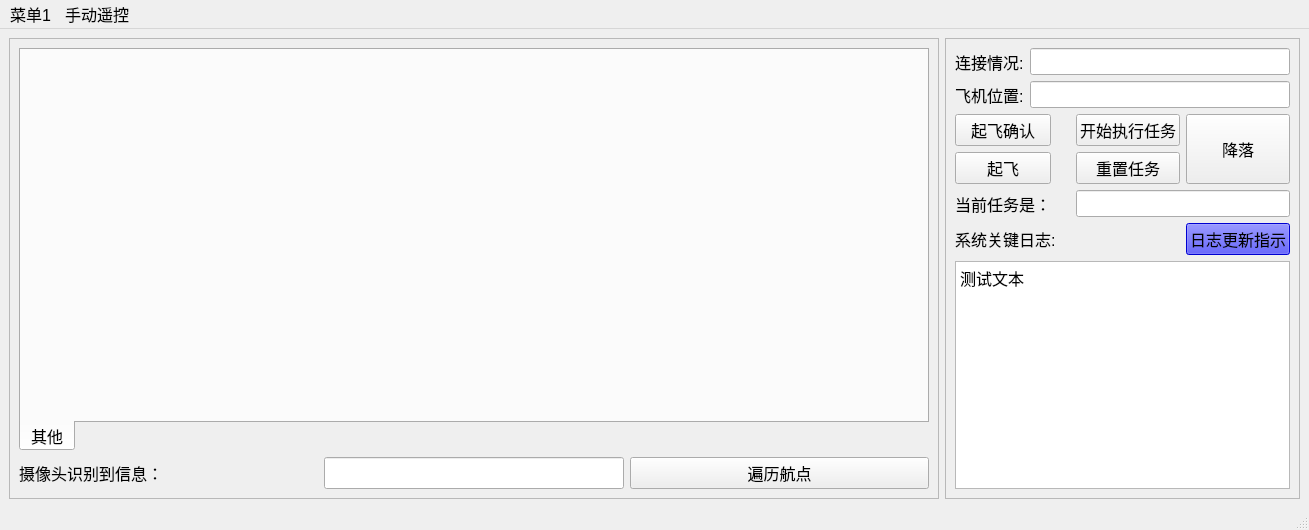
Old version of the form src/GroundStation/GroundStation/myUI/main.ui in the repository sincerely-hello-world/GroundStation.
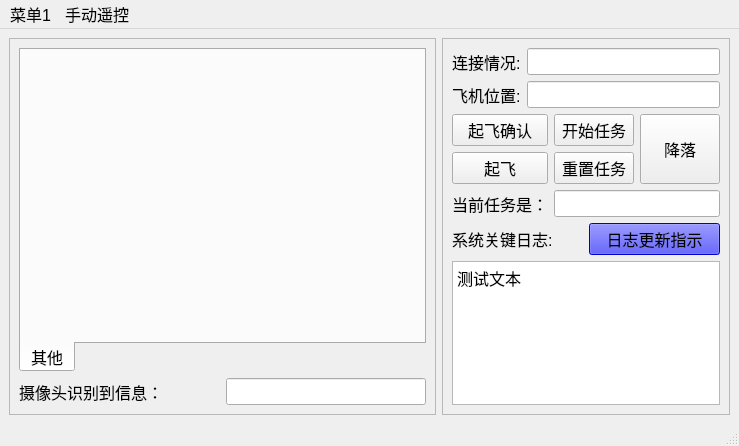
New version of the form.

Commit message: 完成了无人机巡航测试 2023年赛题任务基本完成，路线需要微调

Diff of the .ui file:
```diff
--- a/src/GroundStation/GroundStation/myUI/main.ui
+++ b/src/GroundStation/GroundStation/myUI/main.ui
@@ -9,8 +9,8 @@
    <rect>
     <x>0</x>
     <y>0</y>
-    <width>1309</width>
-    <height>530</height>
+    <width>739</width>
+    <height>446</height>
    </rect>
   </property>
   <property name="windowTitle">
@@ -20,7 +20,7 @@
    <property name="layoutDirection">
     <enum>Qt::LeftToRight</enum>
    </property>
-   <layout class="QGridLayout" name="gridLayout_3" rowstretch="0" columnstretch="2,1,0">
+   <layout class="QGridLayout" name="gridLayout_3" rowstretch="0" columnstretch="3,1,0">
     <item row="0" column="2">
      <widget class="QFrame" name="frame">
       <property name="font">
@@ -39,102 +39,8 @@
       <property name="lineWidth">
        <number>3</number>
       </property>
-      <layout class="QGridLayout" name="gridLayout">
-       <item row="5" column="0" colspan="5">
-        <widget class="QTextEdit" name="textEdit_qrresult">
-         <property name="font">
-          <font>
-           <pointsize>12</pointsize>
-           <weight>50</weight>
-           <bold>false</bold>
-          </font>
-         </property>
-         <property name="html">
-          <string>&lt;!DOCTYPE HTML PUBLIC &quot;-//W3C//DTD HTML 4.0//EN&quot; &quot;http://www.w3.org/TR/REC-html40/strict.dtd&quot;&gt;
-&lt;html&gt;&lt;head&gt;&lt;meta name=&quot;qrichtext&quot; content=&quot;1&quot; /&gt;&lt;style type=&quot;text/css&quot;&gt;
-p, li { white-space: pre-wrap; }
-&lt;/style&gt;&lt;/head&gt;&lt;body style=&quot; font-family:'Ubuntu'; font-size:12pt; font-weight:400; font-style:normal;&quot;&gt;
-&lt;p style=&quot; margin-top:0px; margin-bottom:0px; margin-left:0px; margin-right:0px; -qt-block-indent:0; text-indent:0px;&quot;&gt;测试文本&lt;/p&gt;&lt;/body&gt;&lt;/html&gt;</string>
-         </property>
-        </widget>
-       </item>
-       <item row="4" column="0" colspan="3">
-        <widget class="QLabel" name="label_4">
-         <property name="font">
-          <font>
-           <pointsize>12</pointsize>
-           <weight>50</weight>
-           <bold>false</bold>
-          </font>
-         </property>
-         <property name="text">
-          <string>系统关键日志:</string>
-         </property>
-        </widget>
-       </item>
-       <item row="3" column="2" colspan="3">
-        <widget class="QLineEdit" name="lineEdit_task">
-         <property name="font">
-          <font>
-           <pointsize>12</pointsize>
-           <weight>50</weight>
-           <bold>false</bold>
-          </font>
-         </property>
-         <property name="text">
-          <string/>
-         </property>
-        </widget>
-       </item>
-       <item row="3" column="0">
-        <widget class="QLabel" name="label_3">
-         <property name="font">
-          <font>
-           <pointsize>12</pointsize>
-           <weight>50</weight>
-           <bold>false</bold>
-          </font>
-         </property>
-         <property name="text">
-          <string>当前任务是：</string>
-         </property>
-        </widget>
-       </item>
-       <item row="1" column="0">
-        <widget class="QPushButton" name="pushButton">
-         <property name="font">
-          <font>
-           <pointsize>12</pointsize>
-           <weight>50</weight>
-           <bold>false</bold>
-          </font>
-         </property>
-         <property name="text">
-          <string>起飞确认</string>
-         </property>
-        </widget>
-       </item>
-       <item row="1" column="3" rowspan="2" colspan="2">
-        <widget class="QPushButton" name="pushButton_land">
-         <property name="sizePolicy">
-          <sizepolicy hsizetype="Preferred" vsizetype="Preferred">
-           <horstretch>0</horstretch>
-           <verstretch>0</verstretch>
-          </sizepolicy>
-         </property>
-         <property name="font">
-          <font>
-           <pointsize>12</pointsize>
-           <weight>50</weight>
-           <bold>false</bold>
-          </font>
-         </property>
-         <property name="text">
-          <string>降落</string>
-         </property>
-        </widget>
-       </item>
-       <item row="0" column="0" colspan="5">
+      <layout class="QGridLayout" name="gridLayout_4">
+       <item row="0" column="0">
         <layout class="QFormLayout" name="formLayout">
          <item row="0" column="0">
           <widget class="QLabel" name="label_status">
@@ -212,7 +118,123 @@
          </item>
         </layout>
        </item>
-       <item row="4" column="3" colspan="2">
+       <item row="1" column="0">
+        <layout class="QGridLayout" name="gridLayout">
+         <item row="0" column="0">
+          <widget class="QPushButton" name="pushButton">
+           <property name="font">
+            <font>
+             <pointsize>12</pointsize>
+             <weight>50</weight>
+             <bold>false</bold>
+            </font>
+           </property>
+           <property name="text">
+            <string>起飞确认</string>
+           </property>
+          </widget>
+         </item>
+         <item row="0" column="1">
+          <widget class="QPushButton" name="pushButton_runtask">
+           <property name="font">
+            <font>
+             <pointsize>12</pointsize>
+             <weight>50</weight>
+             <bold>false</bold>
+            </font>
+           </property>
+           <property name="text">
+            <string>开始任务</string>
+           </property>
+          </widget>
+         </item>
+         <item row="1" column="0">
+          <widget class="QPushButton" name="pushButton_takeoff">
+           <property name="sizePolicy">
+            <sizepolicy hsizetype="Preferred" vsizetype="Preferred">
+             <horstretch>0</horstretch>
+             <verstretch>0</verstretch>
+            </sizepolicy>
+           </property>
+           <property name="font">
+            <font>
+             <pointsize>12</pointsize>
+             <weight>50</weight>
+             <bold>false</bold>
+            </font>
+           </property>
+           <property name="text">
+            <string>起飞</string>
+           </property>
+          </widget>
+         </item>
+         <item row="1" column="1">
+          <widget class="QPushButton" name="pushButton_reset_task">
+           <property name="font">
+            <font>
+             <pointsize>12</pointsize>
+             <weight>50</weight>
+             <bold>false</bold>
+            </font>
+           </property>
+           <property name="text">
+            <string>重置任务</string>
+           </property>
+          </widget>
+         </item>
+         <item row="2" column="0">
+          <widget class="QLabel" name="label_3">
+           <property name="font">
+            <font>
+             <pointsize>12</pointsize>
+             <weight>50</weight>
+             <bold>false</bold>
+            </font>
+           </property>
+           <property name="text">
+            <string>当前任务是：</string>
+           </property>
+          </widget>
+         </item>
+         <item row="2" column="1" colspan="2">
+          <widget class="QLineEdit" name="lineEdit_task">
+           <property name="font">
+            <font>
+             <pointsize>12</pointsize>
+             <weight>50</weight>
+             <bold>false</bold>
+            </font>
+           </property>
+           <property name="text">
+            <string/>
+           </property>
+          </widget>
+         </item>
+         <item row="0" column="2" rowspan="2">
+          <widget class="QPushButton" name="pushButton_land">
+           <property name="sizePolicy">
+            <sizepolicy hsizetype="Preferred" vsizetype="Preferred">
+             <horstretch>0</horstretch>
+             <verstretch>0</verstretch>
+            </sizepolicy>
+           </property>
+           <property name="font">
+            <font>
+             <pointsize>12</pointsize>
+             <weight>50</weight>
+             <bold>false</bold>
+            </font>
+           </property>
+           <property name="text">
+            <string>降落</string>
+           </property>
+          </widget>
+         </item>
+        </layout>
+       </item>
+       <item row="2" column="0">
+        <layout class="QGridLayout" name="gridLayout_2">
+         <item row="0" column="1">
         <widget class="QPushButton" name="pushButton_LED">
          <property name="enabled">
           <bool>false</bool>
@@ -235,14 +257,8 @@
          </property>
         </widget>
        </item>
-       <item row="2" column="0">
-        <widget class="QPushButton" name="pushButton_takeoff">
-         <property name="sizePolicy">
-          <sizepolicy hsizetype="Preferred" vsizetype="Preferred">
-           <horstretch>0</horstretch>
-           <verstretch>0</verstretch>
-          </sizepolicy>
-         </property>
+         <item row="0" column="0">
+          <widget class="QLabel" name="label_4">
          <property name="font">
           <font>
            <pointsize>12</pointsize>
@@ -251,12 +267,12 @@
           </font>
          </property>
          <property name="text">
-          <string>起飞</string>
+            <string>系统关键日志:</string>
          </property>
         </widget>
        </item>
-       <item row="2" column="2">
-        <widget class="QPushButton" name="pushButton_reset_task">
+         <item row="1" column="0" colspan="2">
+          <widget class="QTextEdit" name="textEdit_qrresult">
          <property name="font">
           <font>
            <pointsize>12</pointsize>
@@ -264,24 +280,16 @@
            <bold>false</bold>
           </font>
          </property>
-         <property name="text">
-          <string>重置任务</string>
+           <property name="html">
+            <string>&lt;!DOCTYPE HTML PUBLIC &quot;-//W3C//DTD HTML 4.0//EN&quot; &quot;http://www.w3.org/TR/REC-html40/strict.dtd&quot;&gt;
+&lt;html&gt;&lt;head&gt;&lt;meta name=&quot;qrichtext&quot; content=&quot;1&quot; /&gt;&lt;style type=&quot;text/css&quot;&gt;
+p, li { white-space: pre-wrap; }
+&lt;/style&gt;&lt;/head&gt;&lt;body style=&quot; font-family:'Ubuntu'; font-size:12pt; font-weight:400; font-style:normal;&quot;&gt;
+&lt;p style=&quot; margin-top:0px; margin-bottom:0px; margin-left:0px; margin-right:0px; -qt-block-indent:0; text-indent:0px;&quot;&gt;测试文本&lt;/p&gt;&lt;/body&gt;&lt;/html&gt;</string>
          </property>
         </widget>
        </item>
-       <item row="1" column="2">
-        <widget class="QPushButton" name="pushButton_runtask">
-         <property name="font">
-          <font>
-           <pointsize>12</pointsize>
-           <weight>50</weight>
-           <bold>false</bold>
-          </font>
-         </property>
-         <property name="text">
-          <string>开始执行任务</string>
-         </property>
-        </widget>
+        </layout>
        </item>
       </layout>
      </widget>
@@ -359,13 +367,6 @@
              </property>
             </widget>
            </item>
-           <item>
-            <widget class="QPushButton" name="pushButton_scanall">
-             <property name="text">
-              <string>遍历航点</string>
-             </property>
-            </widget>
-           </item>
           </layout>
          </item>
         </layout>
@@ -380,7 +381,7 @@
     <rect>
      <x>0</x>
      <y>0</y>
-     <width>1309</width>
+     <width>739</width>
      <height>35</height>
     </rect>
    </property>
```
Lines whose indentation alone changed are shown as unchanged. The commit also changes 18 other files.
